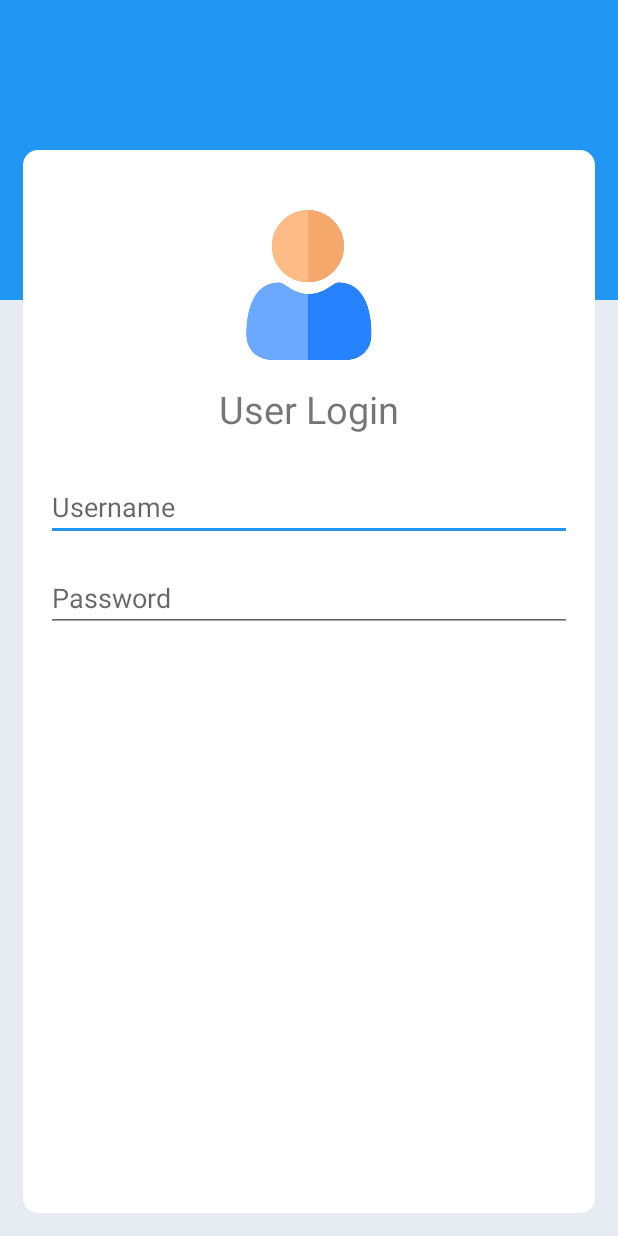
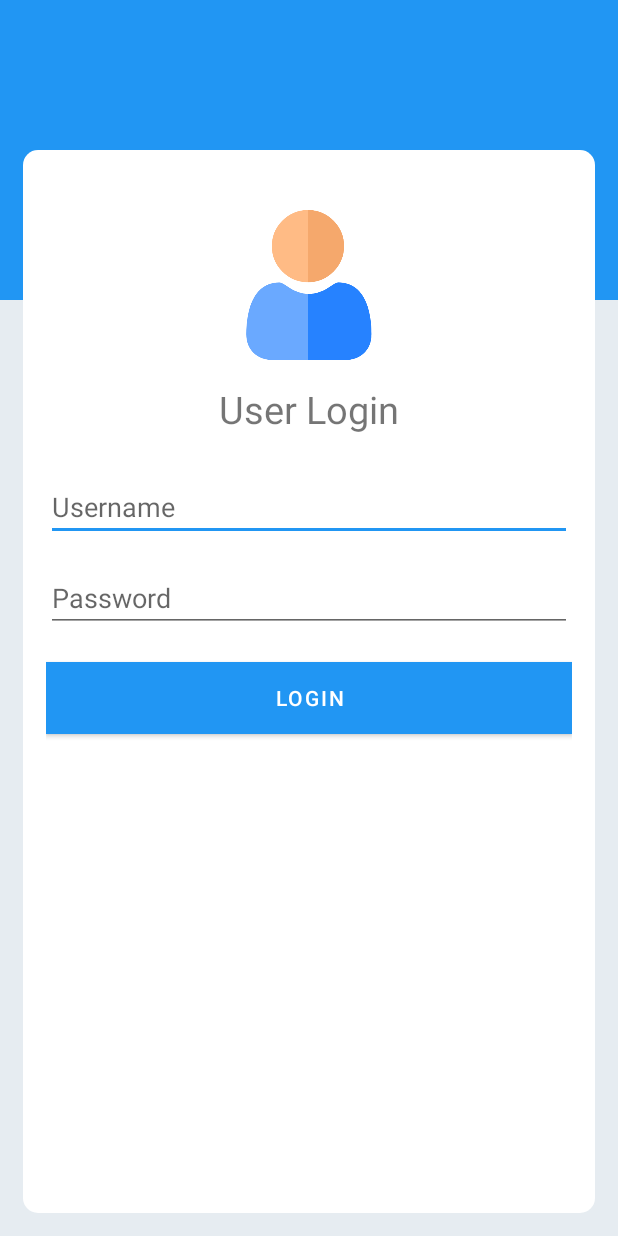
Before and after one commit to fermanferdaus/PROJECT-PPTOTO_TEAM, an Android app: the LoginActiity screen opened directly, with no data from a screen before it, on a phone screen of 412 x 824 dp. Run offline under Robolectric (Android 15) with nearby library versions, the phone set to English and light mode, and no system bars.

Commit message:
febri: membuat menu button untuk login

```diff
--- a/program/app/src/main/res/layout/activity_login_actiity.xml
+++ b/program/app/src/main/res/layout/activity_login_actiity.xml
@@ -60,6 +60,14 @@
                 android:hint="Password"
                 android:inputType="textPassword" />
 
+            <Button
+                android:id="@+id/btnLogin"
+                android:layout_width="match_parent"
+                android:layout_height="wrap_content"
+                android:layout_marginTop="20dp"
+                android:background="#2196F3"
+                android:text="Login" />
+
     </LinearLayout>
 
 
```
Also changed, not shown: 1 other file.
